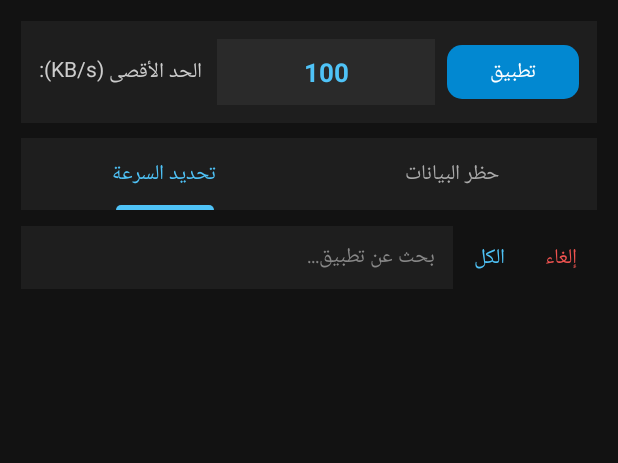
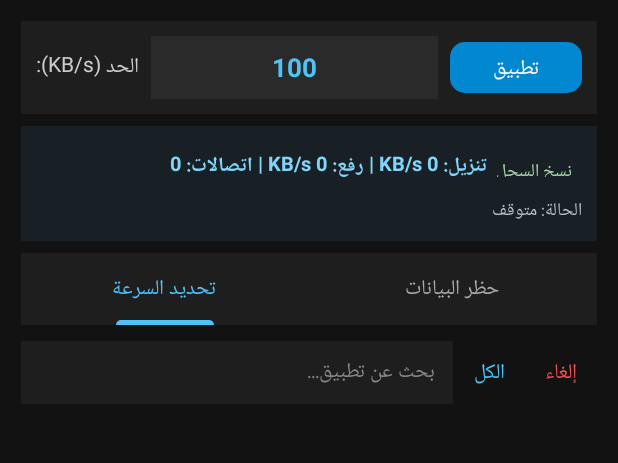
Before and after one commit to rew733/net-throttle, an Android app: the screen it shows after launch (MainActivity), on a phone screen of 412 x 824 dp, the part 87-550 px from its top. Run offline under Robolectric (Android 15) with nearby library versions, the phone set to English and light mode, and no system bars; libraries missing offline, so code that uses them is left out: hev.htproxy.

Commit message:
Update activity_main.xml

```diff
--- a/app/src/main/res/layout/activity_main.xml
+++ b/app/src/main/res/layout/activity_main.xml
@@ -52,21 +52,21 @@
         android:orientation="horizontal"
         android:gravity="center_vertical"
         android:background="#1E1E1E"
-        android:padding="12dp"
-        android:layout_marginBottom="10dp">
+        android:padding="10dp"
+        android:layout_marginBottom="8dp">
 
         <TextView
             android:layout_width="wrap_content"
             android:layout_height="wrap_content"
-            android:text="الحد الأقصى (KB/s):"
+            android:text="الحد (KB/s):"
             android:textColor="#CCCCCC"
             android:textSize="14sp"
-            android:layout_marginEnd="10dp" />
+            android:layout_marginEnd="8dp" />
 
         <EditText
             android:id="@+id/etSpeedInput"
             android:layout_width="0dp"
-            android:layout_height="44dp"
+            android:layout_height="42dp"
             android:layout_weight="1"
             android:background="#2A2A2A"
             android:inputType="number"
@@ -82,11 +82,60 @@
         <com.google.android.material.button.MaterialButton
             android:id="@+id/btnApplySpeed"
             android:layout_width="wrap_content"
-            android:layout_height="44dp"
+            android:layout_height="42dp"
             android:text="تطبيق"
             android:textColor="#FFFFFF"
             app:backgroundTint="#0288D1"
             app:cornerRadius="10dp" />
+    </LinearLayout>
+
+    <!-- بطاقة الإحصائيات الحية والسجل التشخيصي -->
+    <LinearLayout
+        android:layout_width="match_parent"
+        android:layout_height="wrap_content"
+        android:orientation="vertical"
+        android:background="#182026"
+        android:padding="10dp"
+        android:layout_marginBottom="8dp">
+
+        <LinearLayout
+            android:layout_width="match_parent"
+            android:layout_height="wrap_content"
+            android:orientation="horizontal"
+            android:gravity="center_vertical">
+
+            <TextView
+                android:id="@+id/tvLiveStats"
+                android:layout_width="0dp"
+                android:layout_height="wrap_content"
+                android:layout_weight="1"
+                android:text="تنزيل: 0 KB/s | رفع: 0 KB/s | اتصالات: 0"
+                android:textColor="#81D4FA"
+                android:textSize="13sp"
+                android:textStyle="bold" />
+
+            <com.google.android.material.button.MaterialButton
+                android:id="@+id/btnCopyLog"
+                style="@style/Widget.Material3.Button.TextButton"
+                android:layout_width="wrap_content"
+                android:layout_height="34dp"
+                android:text="نسخ السجل"
+                android:textColor="#A5D6A7"
+                android:textSize="12sp"
+                android:minWidth="48dp"
+                android:paddingHorizontal="6dp" />
+        </LinearLayout>
+
+        <TextView
+            android:id="@+id/tvDiagnosticLog"
+            android:layout_width="match_parent"
+            android:layout_height="wrap_content"
+            android:text="الحالة: متوقف"
+            android:textColor="#B0BEC5"
+            android:textSize="12sp"
+            android:maxLines="2"
+            android:ellipsize="end"
+            android:layout_marginTop="2dp" />
     </LinearLayout>
 
     <!-- التبويبات: تحديد السرعة / حظر البيانات -->
```
